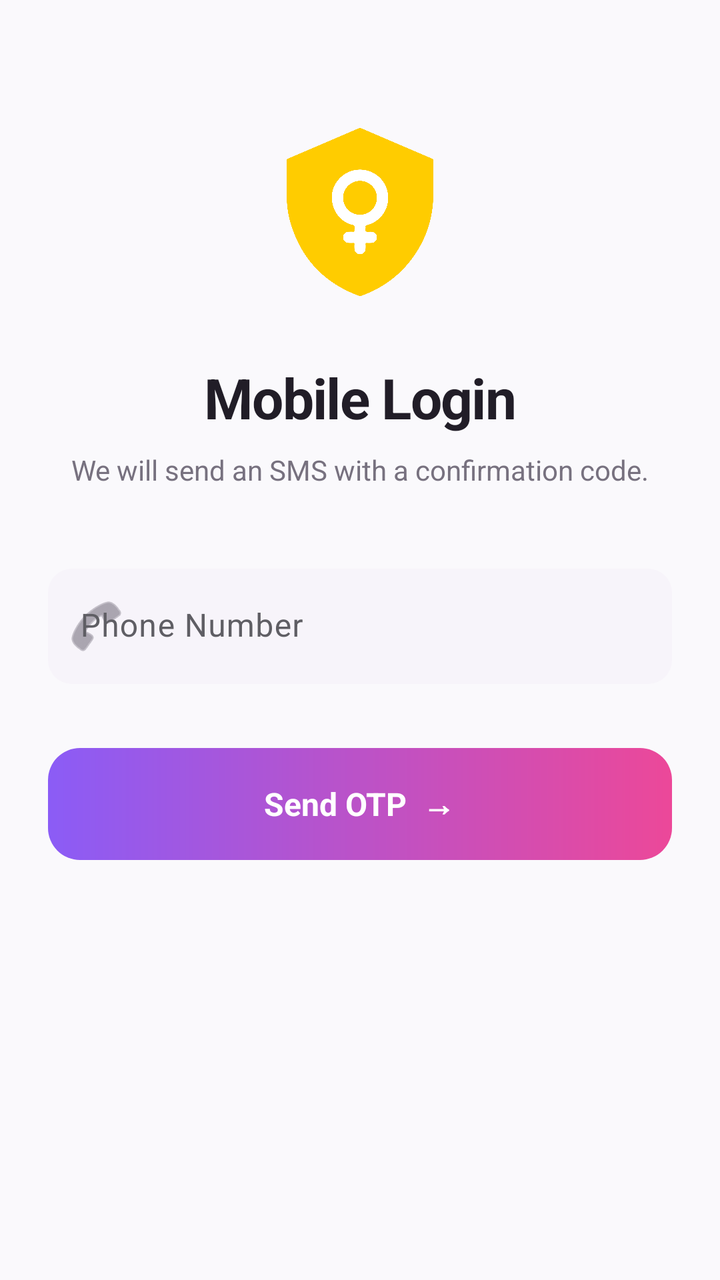
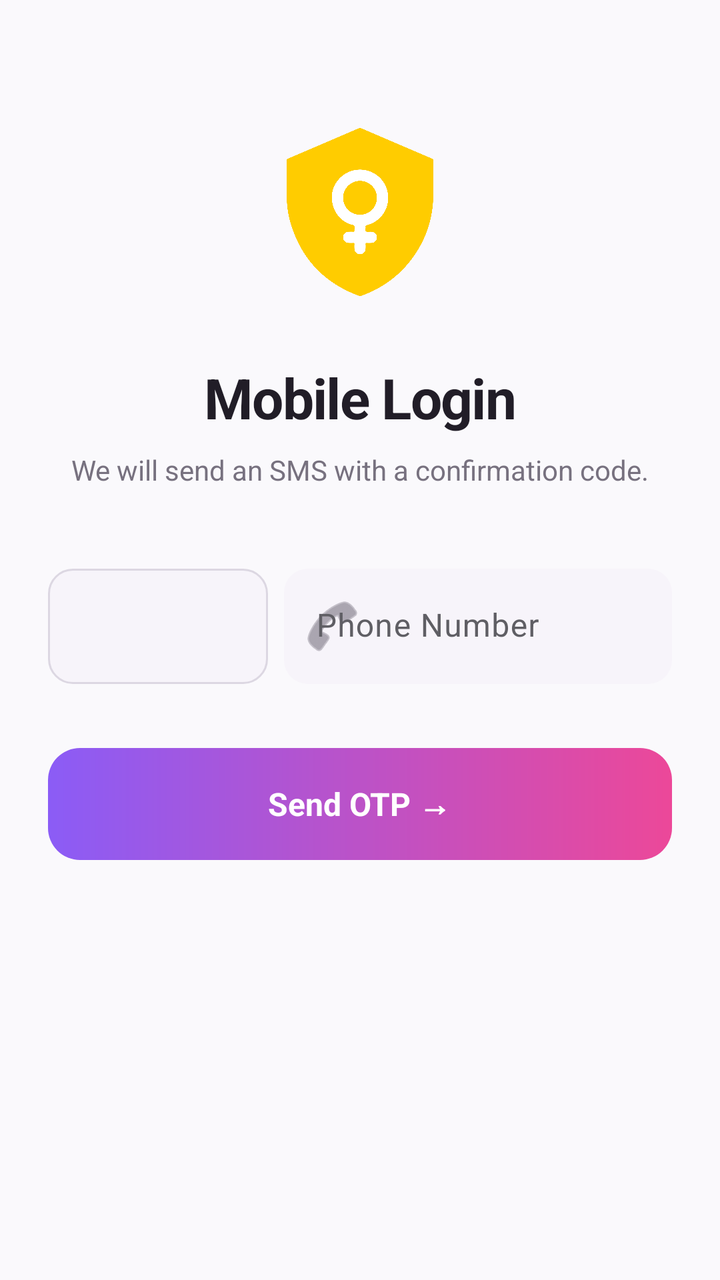

Two renders of the same Android screen: before a commit and after it. Below are the layout's source before the change and the commit's diff.
<!-- AndroidManifest.xml: application theme Theme.WomenSafety -->
<!-- res/layout/activity_phone_login.xml -->
<?xml version="1.0" encoding="utf-8"?>
<androidx.constraintlayout.widget.ConstraintLayout xmlns:android="http://schemas.android.com/apk/res/android"
    xmlns:app="http://schemas.android.com/apk/res-auto"
    android:layout_width="match_parent"
    android:layout_height="match_parent"
    android:background="@color/premium_login_bg"
    android:padding="24dp">

    <ImageView
        android:id="@+id/ivLogo"
        android:layout_width="100dp"
        android:layout_height="100dp"
        android:layout_marginTop="32dp"
        android:src="@drawable/logo"
        app:layout_constraintEnd_toEndOf="parent"
        app:layout_constraintStart_toStartOf="parent"
        app:layout_constraintTop_toTopOf="parent" />

    <TextView
        android:id="@+id/tvTitle"
        android:layout_width="wrap_content"
        android:layout_height="wrap_content"
        android:layout_marginTop="24dp"
        android:text="Mobile Login"
        android:textColor="@color/premium_login_text_main"
        android:textSize="28sp"
        android:textStyle="bold"
        android:letterSpacing="-0.02"
        app:layout_constraintEnd_toEndOf="parent"
        app:layout_constraintStart_toStartOf="parent"
        app:layout_constraintTop_toBottomOf="@id/ivLogo" />

    <TextView
        android:id="@+id/tvSubtitle"
        android:layout_width="wrap_content"
        android:layout_height="wrap_content"
        android:layout_marginTop="8dp"
        android:text="We will send an SMS with a confirmation code."
        android:textColor="@color/premium_login_text_secondary"
        android:textSize="14sp"
        android:textAlignment="center"
        app:layout_constraintEnd_toEndOf="parent"
        app:layout_constraintStart_toStartOf="parent"
        app:layout_constraintTop_toBottomOf="@id/tvTitle" />

    <com.google.android.material.textfield.TextInputLayout
        android:id="@+id/tilPhone"
        android:layout_width="match_parent"
        android:layout_height="wrap_content"
        android:layout_marginTop="40dp"
        android:hint="Phone Number"
        app:hintTextColor="@color/premium_login_text_secondary"
        app:boxBackgroundMode="filled"
        app:boxBackgroundColor="@color/premium_login_input_bg"
        app:boxCornerRadiusTopStart="12dp"
        app:boxCornerRadiusTopEnd="12dp"
        app:boxCornerRadiusBottomStart="12dp"
        app:boxCornerRadiusBottomEnd="12dp"
        app:boxStrokeWidth="0dp"
        app:boxStrokeWidthFocused="1dp"
        app:boxStrokeColor="@color/premium_login_focus_border"
        app:startIconDrawable="@android:drawable/ic_menu_call"
        app:startIconTint="@color/premium_login_text_secondary"
        app:layout_constraintTop_toBottomOf="@id/tvSubtitle">

        <com.google.android.material.textfield.TextInputEditText
            android:id="@+id/etPhone"
            android:layout_width="match_parent"
            android:layout_height="wrap_content"
            android:inputType="phone"
            android:textColor="@color/premium_login_text_main"
            android:paddingTop="24dp"
            android:paddingBottom="12dp"
            android:textSize="16sp" />
    </com.google.android.material.textfield.TextInputLayout>

    <FrameLayout
        android:id="@+id/fl_send_otp_button"
        android:layout_width="match_parent"
        android:layout_height="56dp"
        android:layout_marginTop="32dp"
        android:background="@drawable/bg_premium_btn"
        app:layout_constraintTop_toBottomOf="@id/tilPhone">
        
        <LinearLayout
            android:layout_width="match_parent"
            android:layout_height="match_parent"
            android:gravity="center"
            android:orientation="horizontal">
            <TextView
                android:layout_width="wrap_content"
                android:layout_height="wrap_content"
                android:text="Send OTP  →"
                android:textColor="#FFFFFF"
                android:textSize="16sp"
                android:textStyle="bold" />
        </LinearLayout>

        <ProgressBar
            android:id="@+id/progressBar"
            android:layout_width="24dp"
            android:layout_height="24dp"
            android:layout_gravity="center"
            android:indeterminateTint="#FFFFFF"
            android:visibility="gone" />
        
        <Button
            android:id="@+id/btnSendOtp"
            android:layout_width="match_parent"
            android:layout_height="match_parent"
            android:background="@android:color/transparent"
            app:backgroundTint="@null" />
    </FrameLayout>

</androidx.constraintlayout.widget.ConstraintLayout>
<!-- resources referenced by this layout -->
<resources>
  <color name="premium_login_bg">#FAF9FC</color>
  <color name="premium_login_focus_border">#A855F7</color>
  <color name="premium_login_input_bg">#F7F4FA</color>
  <color name="premium_login_text_main">#211D27</color>
  <color name="premium_login_text_secondary">#77717F</color>
  <!-- drawable bg_premium_btn (drawable) -->
  <?xml version="1.0" encoding="utf-8"?>
  <shape xmlns:android="http://schemas.android.com/apk/res/android"
      android:shape="rectangle">
      <gradient
          android:startColor="@color/premium_login_grad_start"
          android:endColor="@color/premium_login_grad_end"
          android:angle="0" />
      <corners android:radius="16dp" />
  </shape>
  <style name="Theme.WomenSafety" parent="Base.Theme.WomenSafety" />
  <color name="premium_login_grad_start">#8B5CF6</color>
  <color name="premium_login_grad_end">#EC4899</color>
  <color name="primary">#E63950</color>
  <color name="primary_dark">#B91C35</color>
  <color name="background">#FDFCFE</color>
  <color name="surface">#FFFFFF</color>
  <color name="on_surface">#2D2C31</color>
  <color name="on_surface_secondary">#5F5E64</color>
  <color name="sos">#E63950</color>
  <style name="TextAppearance.WomenSafety.AppTitle" parent="TextAppearance.Material3.HeadlineLarge">
          <item name="android:textSize">24sp</item>
          <item name="android:textStyle">bold</item>
          <item name="android:fontFamily">sans-serif</item>
      </style>
  <style name="TextAppearance.WomenSafety.ScreenTitle" parent="TextAppearance.Material3.HeadlineMedium">
          <item name="android:textSize">22sp</item>
          <item name="android:textStyle">bold</item> 
          <item name="android:textFontWeight">600</item> 
          <item name="android:fontFamily">sans-serif</item>
      </style>
  <style name="TextAppearance.WomenSafety.CardTitle" parent="TextAppearance.Material3.TitleMedium">
          <item name="android:textSize">16sp</item>
          <item name="android:textStyle">normal</item>
          <item name="android:textFontWeight">500</item> 
          <item name="android:fontFamily">sans-serif-medium</item>
      </style>
  <style name="TextAppearance.WomenSafety.Body" parent="TextAppearance.Material3.BodyMedium">
          <item name="android:textSize">15sp</item>
          <item name="android:fontFamily">sans-serif</item>
      </style>
  <style name="TextAppearance.WomenSafety.Caption" parent="TextAppearance.Material3.BodySmall">
          <item name="android:textSize">12sp</item>
          <item name="android:fontFamily">sans-serif</item>
      </style>
  <!-- unchanged entries left out for length: 2 -->
</resources>

<!-- the commit's change to res/layout/activity_phone_login.xml (unified diff, before → after) -->
@@ -21,7 +21,7 @@
         android:layout_width="wrap_content"
         android:layout_height="wrap_content"
         android:layout_marginTop="24dp"
-        android:text="Mobile Login"
+        android:text="@string/phone_login_title"
         android:textColor="@color/premium_login_text_main"
         android:textSize="28sp"
         android:textStyle="bold"
@@ -35,7 +35,7 @@
         android:layout_width="wrap_content"
         android:layout_height="wrap_content"
         android:layout_marginTop="8dp"
-        android:text="We will send an SMS with a confirmation code."
+        android:text="@string/phone_login_subtitle"
         android:textColor="@color/premium_login_text_secondary"
         android:textSize="14sp"
         android:textAlignment="center"
@@ -43,36 +43,52 @@
         app:layout_constraintStart_toStartOf="parent"
         app:layout_constraintTop_toBottomOf="@id/tvTitle" />
 
-    <com.google.android.material.textfield.TextInputLayout
-        android:id="@+id/tilPhone"
+    <LinearLayout
+        android:id="@+id/llPhoneInput"
         android:layout_width="match_parent"
         android:layout_height="wrap_content"
         android:layout_marginTop="40dp"
-        android:hint="Phone Number"
-        app:hintTextColor="@color/premium_login_text_secondary"
-        app:boxBackgroundMode="filled"
-        app:boxBackgroundColor="@color/premium_login_input_bg"
-        app:boxCornerRadiusTopStart="12dp"
-        app:boxCornerRadiusTopEnd="12dp"
-        app:boxCornerRadiusBottomStart="12dp"
-        app:boxCornerRadiusBottomEnd="12dp"
-        app:boxStrokeWidth="0dp"
-        app:boxStrokeWidthFocused="1dp"
-        app:boxStrokeColor="@color/premium_login_focus_border"
-        app:startIconDrawable="@android:drawable/ic_menu_call"
-        app:startIconTint="@color/premium_login_text_secondary"
+        android:orientation="horizontal"
         app:layout_constraintTop_toBottomOf="@id/tvSubtitle">
+        
+        <Spinner
+            android:id="@+id/spinnerCountry"
+            android:layout_width="110dp"
+            android:layout_height="match_parent"
+            android:layout_marginEnd="8dp"
+            android:background="@drawable/bg_premium_input_normal"
+            android:spinnerMode="dialog"/>
 
-        <com.google.android.material.textfield.TextInputEditText
-            android:id="@+id/etPhone"
-            android:layout_width="match_parent"
+        <com.google.android.material.textfield.TextInputLayout
+            android:id="@+id/tilPhone"
+            android:layout_width="0dp"
             android:layout_height="wrap_content"
-            android:inputType="phone"
-            android:textColor="@color/premium_login_text_main"
-            android:paddingTop="24dp"
-            android:paddingBottom="12dp"
-            android:textSize="16sp" />
-    </com.google.android.material.textfield.TextInputLayout>
+            android:layout_weight="1"
+            android:hint="Phone Number"
+            app:hintTextColor="@color/premium_login_text_secondary"
+            app:boxBackgroundMode="filled"
+            app:boxBackgroundColor="@color/premium_login_input_bg"
+            app:boxCornerRadiusTopStart="12dp"
+            app:boxCornerRadiusTopEnd="12dp"
+            app:boxCornerRadiusBottomStart="12dp"
+            app:boxCornerRadiusBottomEnd="12dp"
+            app:boxStrokeWidth="0dp"
+            app:boxStrokeWidthFocused="1dp"
+            app:boxStrokeColor="@color/premium_login_focus_border"
+            app:startIconDrawable="@android:drawable/ic_menu_call"
+            app:startIconTint="@color/premium_login_text_secondary">
+
+            <com.google.android.material.textfield.TextInputEditText
+                android:id="@+id/etPhone"
+                android:layout_width="match_parent"
+                android:layout_height="wrap_content"
+                android:inputType="phone"
+                android:textColor="@color/premium_login_text_main"
+                android:paddingTop="24dp"
+                android:paddingBottom="12dp"
+                android:textSize="16sp" />
+        </com.google.android.material.textfield.TextInputLayout>
+    </LinearLayout>
 
     <FrameLayout
         android:id="@+id/fl_send_otp_button"
@@ -80,7 +96,7 @@
         android:layout_height="56dp"
         android:layout_marginTop="32dp"
         android:background="@drawable/bg_premium_btn"
-        app:layout_constraintTop_toBottomOf="@id/tilPhone">
+        app:layout_constraintTop_toBottomOf="@id/llPhoneInput">
         
         <LinearLayout
             android:layout_width="match_parent"
@@ -90,7 +106,7 @@
             <TextView
                 android:layout_width="wrap_content"
                 android:layout_height="wrap_content"
-                android:text="Send OTP  →"
+                android:text="@string/phone_login_btn_send"
                 android:textColor="#FFFFFF"
                 android:textSize="16sp"
                 android:textStyle="bold" />
<!-- resource entries referenced after the edit -->
@@ -15,9 +15,23 @@
           android:angle="0" />
       <corners android:radius="16dp" />
   </shape>
+  <!-- drawable bg_premium_input_normal (drawable) -->
+  <?xml version="1.0" encoding="utf-8"?>
+  <shape xmlns:android="http://schemas.android.com/apk/res/android"
+      android:shape="rectangle">
+      <solid android:color="@color/premium_login_input_bg" />
+      <stroke
+          android:width="1dp"
+          android:color="@color/premium_login_border" />
+      <corners android:radius="12dp" />
+  </shape>
+  <string name="phone_login_btn_send">Send OTP  →</string>
+  <string name="phone_login_subtitle">We will send an SMS with a confirmation code.</string>
+  <string name="phone_login_title">Mobile Login</string>
   <style name="Theme.WomenSafety" parent="Base.Theme.WomenSafety" />
   <color name="premium_login_grad_start">#8B5CF6</color>
   <color name="premium_login_grad_end">#EC4899</color>
+  <color name="premium_login_border">#DCD7E2</color>
   <color name="primary">#E63950</color>
   <color name="primary_dark">#B91C35</color>
   <color name="background">#FDFCFE</color>
